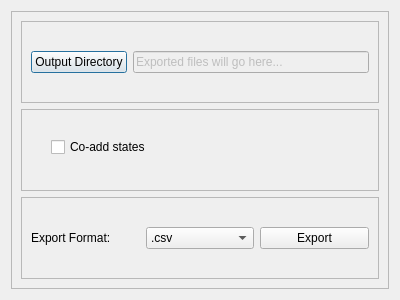
This is massGui/ui/energyHistExport.ui in gmondee/massGui as Qt 5 draws it before an edit. The edited form follows.
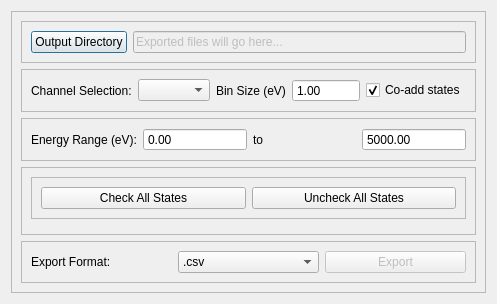
This is the edited form. Custom widgets are drawn as their Qt base class.

Commit message: export energy histogram

Diff of the .ui file:
```diff
--- a/massGui/ui/energyHistExport.ui
+++ b/massGui/ui/energyHistExport.ui
@@ -6,7 +6,7 @@
    <rect>
     <x>0</x>
     <y>0</y>
-    <width>400</width>
+    <width>438</width>
     <height>300</height>
    </rect>
   </property>
@@ -78,19 +78,145 @@
         <property name="frameShadow">
          <enum>QFrame::Raised</enum>
         </property>
-        <widget class="QCheckBox" name="checkBox">
-         <property name="geometry">
-          <rect>
-           <x>30</x>
-           <y>30</y>
-           <width>101</width>
-           <height>16</height>
-          </rect>
-         </property>
-         <property name="text">
-          <string>Co-add states</string>
-         </property>
-        </widget>
+        <layout class="QHBoxLayout" name="horizontalLayout_3">
+         <item>
+          <widget class="QLabel" name="label_5">
+           <property name="text">
+            <string>Channel Selection:</string>
+           </property>
+          </widget>
+         </item>
+         <item>
+          <widget class="QComboBox" name="channelBox">
+           <property name="currentText">
+            <string/>
+           </property>
+          </widget>
+         </item>
+         <item>
+          <widget class="QLabel" name="label_2">
+           <property name="text">
+            <string>Bin Size (eV)</string>
+           </property>
+          </widget>
+         </item>
+         <item>
+          <widget class="QDoubleSpinBox" name="binSizeBox">
+           <property name="buttonSymbols">
+            <enum>QAbstractSpinBox::NoButtons</enum>
+           </property>
+           <property name="maximum">
+            <double>9999999.000000000000000</double>
+           </property>
+           <property name="value">
+            <double>1.000000000000000</double>
+           </property>
+          </widget>
+         </item>
+         <item>
+          <widget class="QCheckBox" name="coAddCheckBox">
+           <property name="text">
+            <string>Co-add states</string>
+           </property>
+           <property name="checked">
+            <bool>true</bool>
+           </property>
+          </widget>
+         </item>
+        </layout>
+       </widget>
+      </item>
+      <item>
+       <widget class="QFrame" name="frame_7">
+        <property name="frameShape">
+         <enum>QFrame::StyledPanel</enum>
+        </property>
+        <property name="frameShadow">
+         <enum>QFrame::Raised</enum>
+        </property>
+        <layout class="QHBoxLayout" name="horizontalLayout_4">
+         <item>
+          <widget class="QLabel" name="label_3">
+           <property name="text">
+            <string>Energy Range (eV):</string>
+           </property>
+          </widget>
+         </item>
+         <item>
+          <widget class="QDoubleSpinBox" name="eRangeLo">
+           <property name="buttonSymbols">
+            <enum>QAbstractSpinBox::NoButtons</enum>
+           </property>
+           <property name="maximum">
+            <double>9999999.000000000000000</double>
+           </property>
+           <property name="value">
+            <double>0.000000000000000</double>
+           </property>
+          </widget>
+         </item>
+         <item>
+          <widget class="QLabel" name="label_4">
+           <property name="text">
+            <string>to</string>
+           </property>
+          </widget>
+         </item>
+         <item>
+          <widget class="QDoubleSpinBox" name="eRangeHi">
+           <property name="buttonSymbols">
+            <enum>QAbstractSpinBox::NoButtons</enum>
+           </property>
+           <property name="maximum">
+            <double>9999999.000000000000000</double>
+           </property>
+           <property name="value">
+            <double>5000.000000000000000</double>
+           </property>
+          </widget>
+         </item>
+        </layout>
+       </widget>
+      </item>
+      <item>
+       <widget class="QFrame" name="frame_5">
+        <property name="frameShape">
+         <enum>QFrame::StyledPanel</enum>
+        </property>
+        <property name="frameShadow">
+         <enum>QFrame::Raised</enum>
+        </property>
+        <layout class="QVBoxLayout" name="verticalLayout_3">
+         <item>
+          <widget class="QFrame" name="frame_6">
+           <property name="frameShape">
+            <enum>QFrame::StyledPanel</enum>
+           </property>
+           <property name="frameShadow">
+            <enum>QFrame::Raised</enum>
+           </property>
+           <layout class="QHBoxLayout" name="horizontalLayout_5">
+            <item>
+             <widget class="QPushButton" name="checkAllButton">
+              <property name="text">
+               <string>Check All States</string>
+              </property>
+             </widget>
+            </item>
+            <item>
+             <widget class="QPushButton" name="uncheckAllButton">
+              <property name="text">
+               <string>Uncheck All States</string>
+              </property>
+             </widget>
+            </item>
+           </layout>
+          </widget>
+         </item>
+         <item>
+          <widget class="StatesGrid" name="statesGrid" native="true"/>
+         </item>
+        </layout>
        </widget>
       </item>
       <item>
@@ -119,7 +245,10 @@
           </widget>
          </item>
          <item>
-          <widget class="QPushButton" name="pushButton">
+          <widget class="QPushButton" name="exportButton">
+           <property name="enabled">
+            <bool>false</bool>
+           </property>
            <property name="text">
             <string>Export</string>
            </property>
@@ -133,6 +262,14 @@
    </item>
   </layout>
  </widget>
+ <customwidgets>
+  <customwidget>
+   <class>StatesGrid</class>
+   <extends>QWidget</extends>
+   <header location="global">massGui.massless</header>
+   <container>1</container>
+  </customwidget>
+ </customwidgets>
  <resources/>
  <connections/>
 </ui>
```
Left out of the diff: 6 changed lines with no effect on the pictures. The commit also changes 6 other files.
